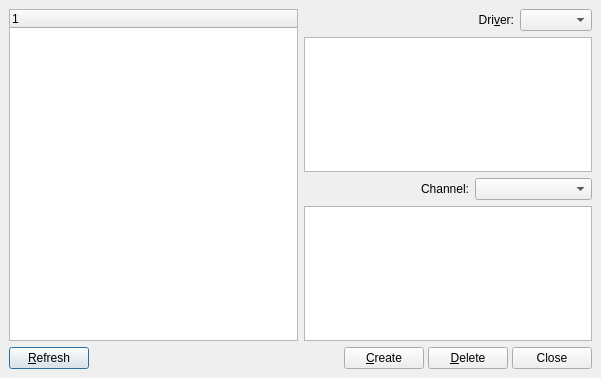
This is src/qsamplerDeviceForm.ui in rncbc/qsampler as Qt 5 draws it before an edit. The edited form follows.
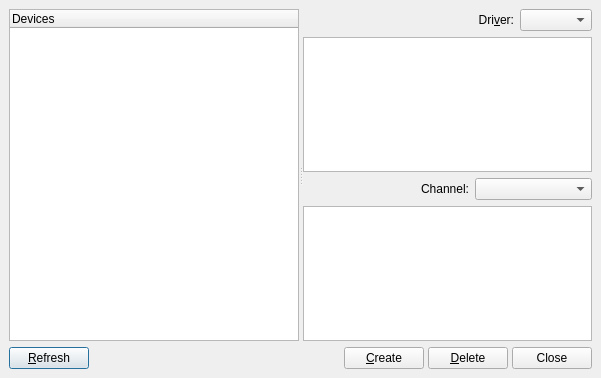
This is the edited form. Icons and pictures are not drawn.

What changed in the file:
```diff
--- a/src/qsamplerDeviceForm.ui
+++ b/src/qsamplerDeviceForm.ui
@@ -55,27 +55,36 @@
     <number>6</number>
    </property>
    <item>
-    <layout class="QHBoxLayout" >
-     <property name="margin" >
-      <number>0</number>
+    <widget class="QSplitter" name="splitter" >
+     <property name="orientation" >
+      <enum>Qt::Horizontal</enum>
      </property>
-     <property name="spacing" >
-      <number>6</number>
+     <property name="handleWidth" >
+      <number>4</number>
      </property>
-     <item>
       <widget class="QTreeWidget" name="DeviceListView" >
        <property name="minimumSize" >
         <size>
-         <width>160</width>
+        <width>120</width>
          <height>0</height>
         </size>
        </property>
        <property name="toolTip" >
         <string>Device list</string>
        </property>
-      </widget>
-     </item>
-     <item>
+      <property name="rootIsDecorated" >
+       <bool>false</bool>
+      </property>
+      <property name="uniformRowHeights" >
+       <bool>true</bool>
+      </property>
+      <column>
+       <property name="text" >
+        <string>Devices</string>
+       </property>
+      </column>
+     </widget>
+     <widget class="QWidget" name="DeviceLayout" >
       <layout class="QVBoxLayout" >
        <property name="margin" >
         <number>0</number>
@@ -218,8 +227,8 @@
         </widget>
        </item>
       </layout>
-     </item>
-    </layout>
+     </widget>
+    </widget>
    </item>
    <item>
     <layout class="QHBoxLayout" >
```
Lines whose indentation alone changed are shown as unchanged.
